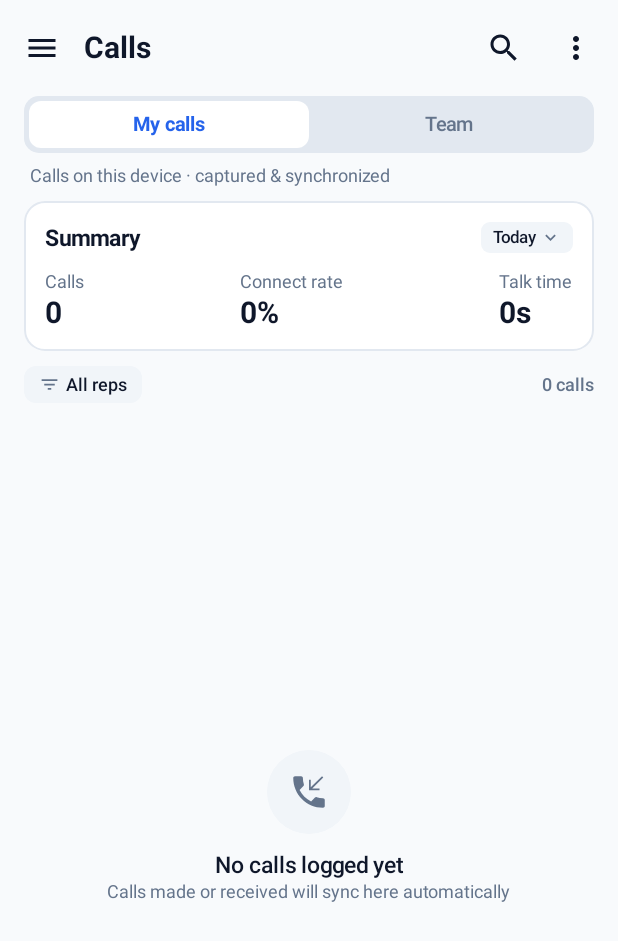
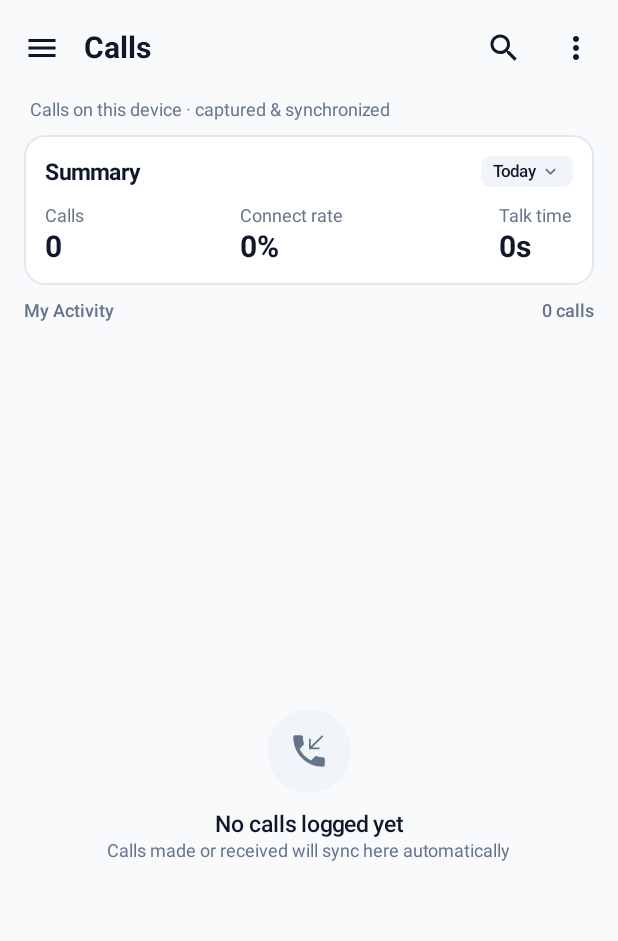
Before and after one commit to yolopment/crm-lead, an Android app built with Jetpack Compose: the composable CallsScreen called with empty values, on a phone screen of 412 x 824 dp. Shown: the top 941 px of the screen. Run offline under Robolectric (Android 15) with nearby library versions, the phone set to English and light mode, and no system bars; 1 statement that could not run was skipped.

Commit message:
feat(companion): Add role-based access control and data scoping to Android companion app

```diff
--- a/android/app/src/main/java/com/crmlead/companion/ui/screens/CallsScreen.kt
+++ b/android/app/src/main/java/com/crmlead/companion/ui/screens/CallsScreen.kt
@@ -54,6 +54,7 @@ fun CallsScreen(
     serverUrl: String,
     token: String,
     userName: String,
+    userRole: String = "AGENT",
     onOpenDrawer: () -> Unit,
     onCheckNewRecordings: () -> Unit,
     onRetrySync: () -> Unit,
@@ -66,8 +67,10 @@ fun CallsScreen(
     onDismissImportPrompt: () -> Unit = {}
 ) {
     val context = LocalContext.current
+    val isAgent = userRole.equals("AGENT", ignoreCase = true)
     var selectedCallForDetail by remember { mutableStateOf<CallEntity?>(null) }
     var selectedTab by remember { mutableStateOf(0) } // 0 = My calls, 1 = Team
+    val effectiveTab = if (isAgent) 0 else selectedTab
     var showMenu by remember { mutableStateOf(false) }
     var showRepsSheet by remember { mutableStateOf(false) }
     var selectedRepFilter by remember { mutableStateOf("All reps") }
@@ -233,7 +236,8 @@ fun CallsScreen(
                 .padding(paddingValues)
                 .padding(horizontal = 16.dp)
         ) {
-            // Segmented Tab Selector (My calls | Team)
+            if (!isAgent) {
+                // Segmented Tab Selector (My calls | Team) for Admins
                 Box(
                     modifier = Modifier
                         .fillMaxWidth()
@@ -278,10 +282,11 @@ fun CallsScreen(
                 }
 
                 Spacer(modifier = Modifier.height(6.dp))
+            }
 
             // Subtitle Caption matching Images 6 & 7
             Text(
-                text = if (selectedTab == 0) "Calls on this device · captured & synchronized" else "Saved in StaffCaller · a call shows after the rep's phone uploads it",
+                text = if (effectiveTab == 0) "Calls on this device · captured & synchronized" else "Saved in StaffCaller · a call shows after the rep's phone uploads it",
                 fontSize = 12.sp,
                 color = TextSubtle,
                 modifier = Modifier.padding(horizontal = 4.dp, vertical = 2.dp)
@@ -289,7 +294,7 @@ fun CallsScreen(
 
             Spacer(modifier = Modifier.height(8.dp))
 
-            if (selectedTab == 0) {
+            if (effectiveTab == 0) {
                 // Background Import Progress Status (Non-blocking)
                 if (isBackgroundImporting) {
                     Card(
@@ -553,6 +558,7 @@ fun CallsScreen(
                 horizontalArrangement = Arrangement.SpaceBetween,
                 verticalAlignment = Alignment.CenterVertically
             ) {
+                if (!isAgent) {
                     Row(
                         modifier = Modifier
                             .clip(RoundedCornerShape(8.dp))
@@ -561,7 +567,7 @@ fun CallsScreen(
                             .padding(horizontal = 10.dp, vertical = 5.dp),
                         verticalAlignment = Alignment.CenterVertically
                     ) {
-                    if (selectedTab == 0) {
+                        if (effectiveTab == 0) {
                             Icon(Icons.Default.FilterList, contentDescription = null, tint = TextSubtle, modifier = Modifier.size(14.dp))
                             Spacer(modifier = Modifier.width(4.dp))
                             Text(selectedRepFilter, fontSize = 12.sp, color = TextDark, fontWeight = FontWeight.Medium)
@@ -572,6 +578,14 @@ fun CallsScreen(
                             Spacer(modifier = Modifier.width(2.dp))
                             Icon(Icons.Default.KeyboardArrowDown, contentDescription = null, tint = TextSubtle, modifier = Modifier.size(14.dp))
                         }
+                    }
+                } else {
+                    Text(
+                        text = "My Activity",
+                        fontSize = 12.sp,
+                        color = TextSubtle,
+                        fontWeight = FontWeight.SemiBold
+                    )
                 }
 
                 Text(
@@ -696,7 +710,7 @@ fun CallsScreen(
                                     Spacer(modifier = Modifier.height(2.dp))
 
                                     Text(
-                                        text = "By ${userName.ifBlank { "Aftab Sk" }}",
+                                        text = "By ${userName.ifBlank { "Agent" }}",
                                         fontSize = 12.sp,
                                         color = TextSubtle
                                     )
--- a/android/app/src/main/java/com/crmlead/companion/ui/screens/LeadsScreen.kt
+++ b/android/app/src/main/java/com/crmlead/companion/ui/screens/LeadsScreen.kt
@@ -47,6 +47,7 @@ data class LeadItem(
 fun LeadsScreen(
     serverUrl: String,
     token: String,
+    userRole: String = "AGENT",
     initialSearchQuery: String = "",
     onOpenDrawer: () -> Unit
 ) {
@@ -151,7 +152,7 @@ fun LeadsScreen(
                         horizontalArrangement = Arrangement.SpaceBetween,
                         verticalAlignment = Alignment.CenterVertically
                     ) {
-                        Text("All Leads", fontWeight = FontWeight.Bold, fontSize = 20.sp, color = TextDark)
+                        Text(if (userRole.equals("AGENT", ignoreCase = true)) "My Leads" else "All Leads", fontWeight = FontWeight.Bold, fontSize = 20.sp, color = TextDark)
 
                         // Views Dropdown Pill
                         Row(
```
Also changed, not shown: android/app/src/main/java/com/crmlead/companion/ui/MainActivity.kt (+40 -3 lines), android/app/src/main/java/com/crmlead/companion/ui/navigation/DrawerNavigation.kt (+8 -2 lines), android/app/src/main/java/com/crmlead/companion/ui/screens/AnalyticsScreen.kt (+7 -2 lines), android/app/src/main/java/com/crmlead/companion/ui/screens/FollowupsScreen.kt (+6 -2 lines), 4 other files. Lines whose indentation alone changed are shown as unchanged.
